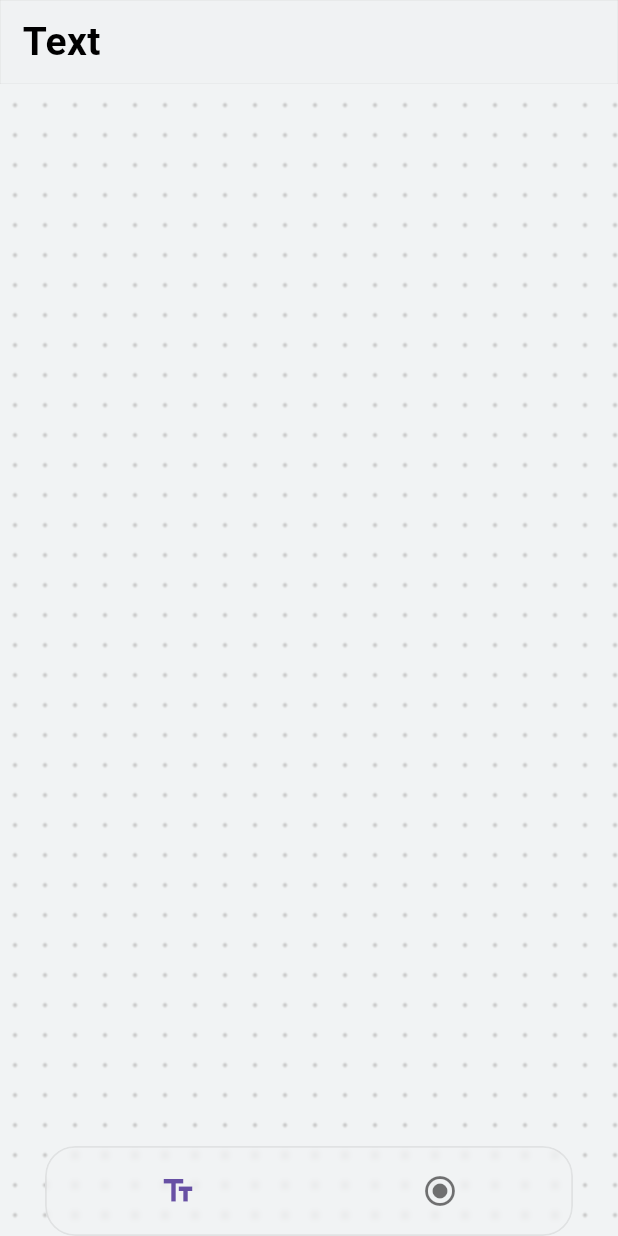
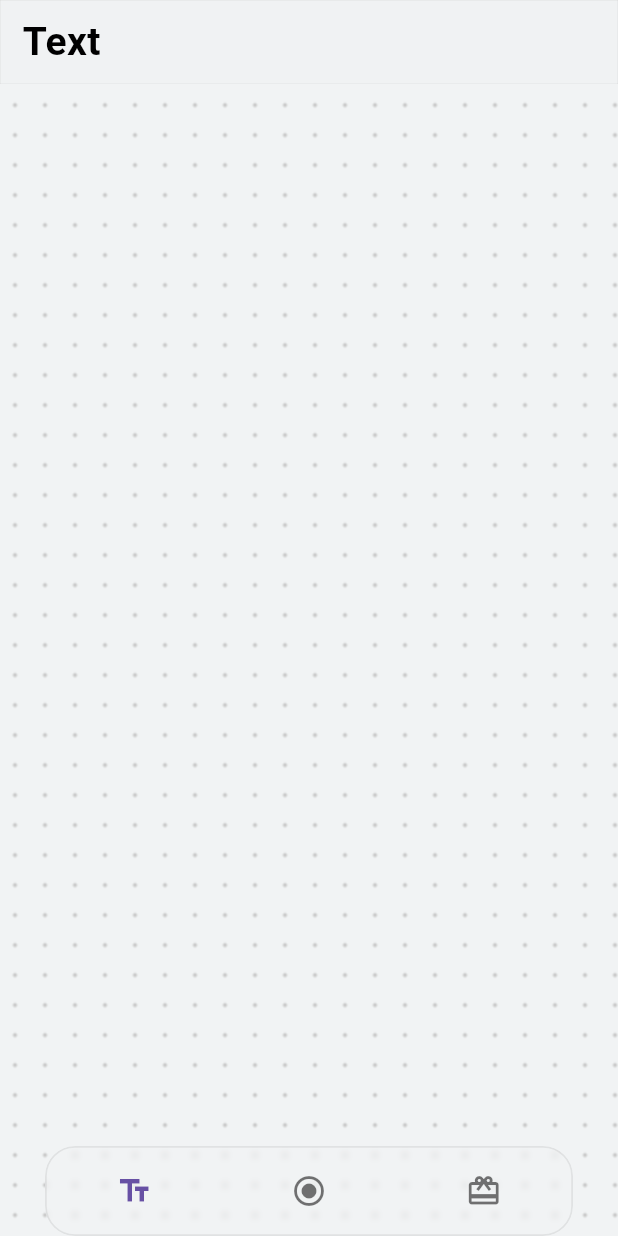
Before and after one commit to blodely/LYFlutterUtils, a Flutter app: the screen it shows after launch, on a phone screen of 412 x 824 dp. Run offline on Flutter 3.47's test engine with Material 3 defaults, Android fonts, the phone set to English and light mode, and no system bars.

Commit message:
[Modify] demo

```diff
--- a/example/lib/scene/scene_center.dart
+++ b/example/lib/scene/scene_center.dart
@@ -1,5 +1,6 @@
 import 'package:flutter/material.dart';
 import 'package:ly_flutter_utils/ly_tabbar_dockstyle.dart';
+import 'package:ly_flutter_utils_example/scene/page_cell.dart';
 import 'package:ly_flutter_utils_example/scene/page_control.dart';
 import 'package:ly_flutter_utils_example/scene/page_text.dart';
 
@@ -14,10 +15,11 @@ class _SceneCenterState extends State<SceneCenter> {
   int tabidx = 0;
 
   // Demo pages
-  List<Widget> pages = [PageText(), PageControl()];
+  List<Widget> pages = [PageText(), PageControl(), PageCell()];
   List<Icon> items = [
     Icon(Icons.text_fields),
     Icon(Icons.radio_button_checked),
+    Icon(Icons.card_giftcard),
   ];
 
   @override
```
Also changed, not shown: example/lib/scene/page_cell.dart (added, +34 -0 lines), example/pubspec.lock.
